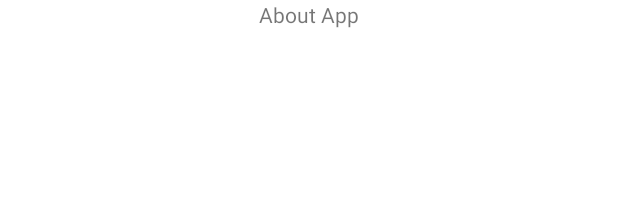
After one commit to lukmanul16000/PB_Naruto, an Android app: the layout activity_about_app.xml on its own in the app's theme, with its tools: preview values and no code run, on a phone screen of 412 x 824 dp. The commit adds this screen. Shown: the top 197 px of the screen. Run offline under Robolectric (Android 15) with nearby library versions, the phone set to English and light mode, and no system bars.

Commit message:
Menambahkan About Team dan About App activity dan Mmperbaiki warna icon

```diff
--- a/app/src/main/AndroidManifest.xml
+++ b/app/src/main/AndroidManifest.xml
@@ -11,7 +11,8 @@
         android:roundIcon="@mipmap/ic_launcher_round"
         android:supportsRtl="true"
         android:theme="@style/AppTheme">
-        <activity android:name=".ArdinActivity"></activity>
+        <activity android:name=".AboutApp"></activity>
+        <activity android:name=".about_team" />
         <activity android:name=".activities.HomeActivity" />
         <activity android:name=".activities.MainActivity">
             <intent-filter>
--- a/app/src/main/java/com/example/pb_naruto/ArdinActivity.java
+++ b/app/src/main/java/com/example/pb_naruto/about_team.java
@@ -4,11 +4,11 @@
 
 import android.os.Bundle;
 
-public class ArdinActivity extends AppCompatActivity {
+public class about_team extends AppCompatActivity {
 
     @Override
     protected void onCreate(Bundle savedInstanceState) {
         super.onCreate(savedInstanceState);
-        setContentView(R.layout.activity_ardin);
+        setContentView(R.layout.activity_about_team);
     }
 }
--- /dev/null
+++ b/app/src/main/res/layout/activity_about_app.xml
@@ -0,0 +1,17 @@
+<?xml version="1.0" encoding="utf-8"?>
+<androidx.constraintlayout.widget.ConstraintLayout xmlns:android="http://schemas.android.com/apk/res/android"
+    xmlns:app="http://schemas.android.com/apk/res-auto"
+    xmlns:tools="http://schemas.android.com/tools"
+    android:layout_width="match_parent"
+    android:layout_height="match_parent"
+    tools:context=".AboutApp">
+
+    <TextView
+        android:id="@+id/textView"
+        android:layout_width="wrap_content"
+        android:layout_height="wrap_content"
+        android:text="@string/about_app"
+        app:layout_constraintEnd_toEndOf="parent"
+        app:layout_constraintStart_toStartOf="parent"
+        app:layout_constraintTop_toTopOf="parent" />
+</androidx.constraintlayout.widget.ConstraintLayout>
--- a/app/src/main/res/values/strings.xml
+++ b/app/src/main/res/values/strings.xml
@@ -1,3 +1,5 @@
 <resources>
     <string name="app_name">PB_Naruto</string>
+    <string name="about_app">About App</string>
+    <string name="about_team">About Team</string>
 </resources>
```
Also changed, not shown: app/src/main/java/com/example/pb_naruto/AboutApp.java (added, +14 -0 lines), app/src/main/res/layout/activity_about_team.xml (renamed from app/src/main/res/layout/activity_ardin.xml, +10 -1 lines), app/src/main/res/drawable/info.png, app/src/main/res/drawable/list.png, app/src/main/res/drawable/setting.png.
